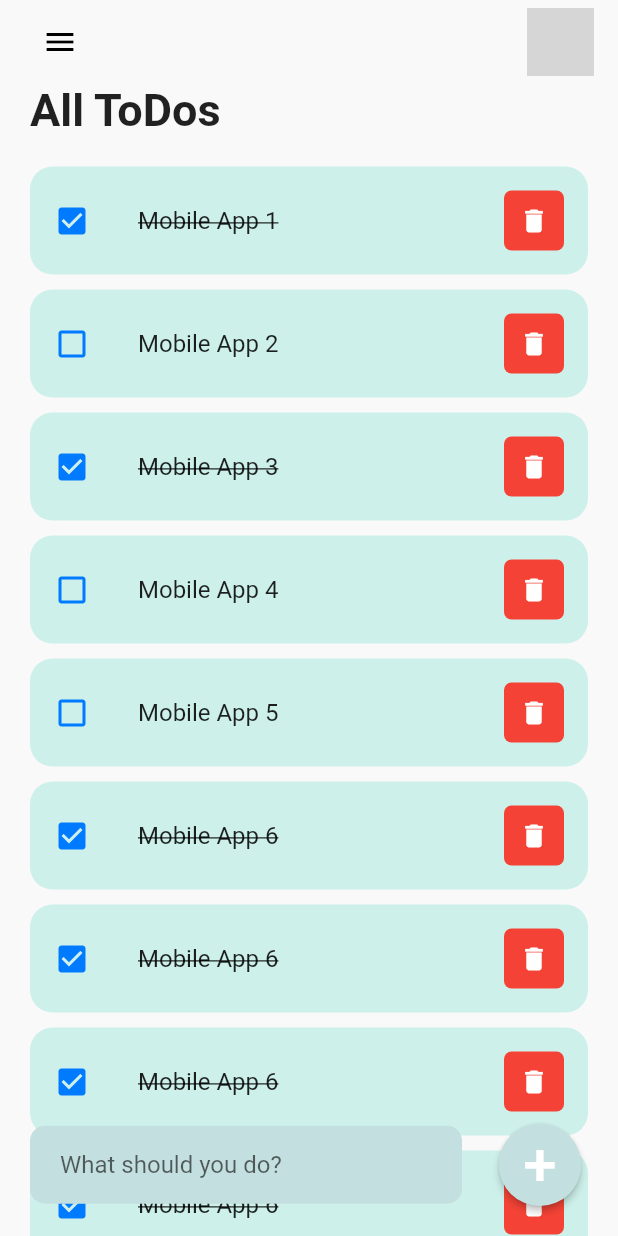
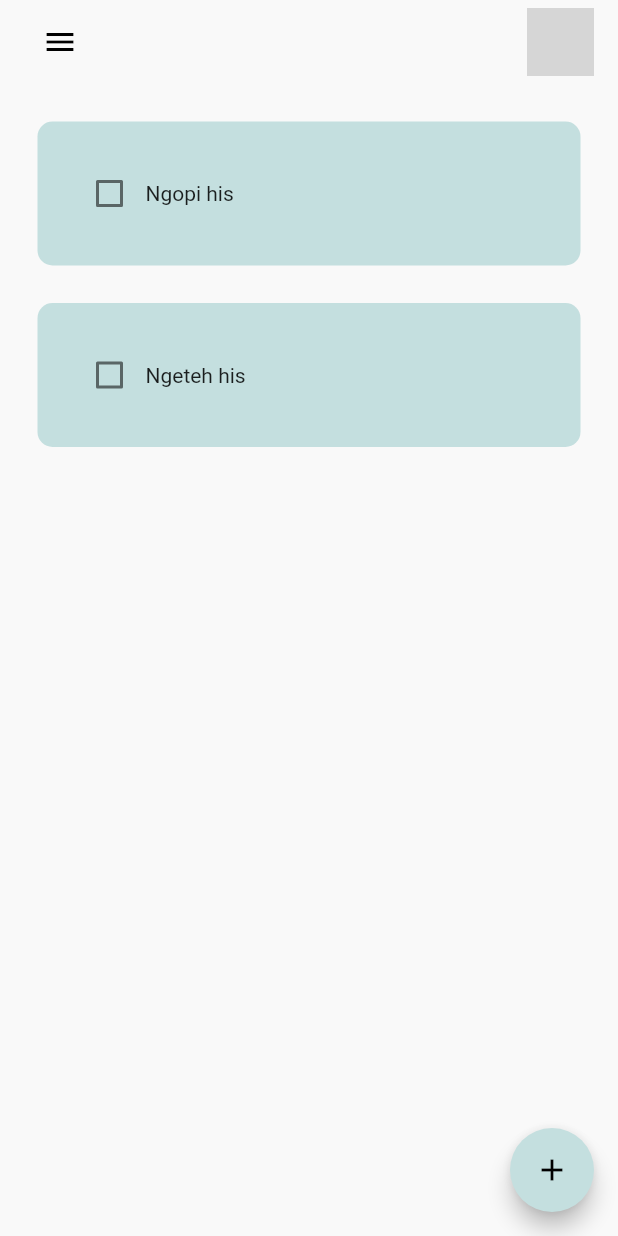
Before and after one commit to GitmeRiz/todoapps, a Flutter app: the screen it shows after launch, after a tap on "Sign In", on a phone screen of 412 x 824 dp. Run offline on Flutter 3.47's test engine with Material 2 defaults, Android fonts, the phone set to English and light mode, and no system bars; drawn by our look-alikes of flutter_slidable, hidden_drawer_menu; network calls fail; grey boxes are pictures that could not be loaded.

Commit message:
change fuction add, save, delete on todo, change add button for make new task

```diff
--- a/lib/main.dart
+++ b/lib/main.dart
@@ -1,6 +1,8 @@
 import 'package:flutter/material.dart';
 import 'package:flutter/services.dart';
+import 'package:todoapp/pages/homeScreen.dart';
 import 'package:todoapp/pages/loginPage.dart';
+import 'package:todoapp/pages/sidebar.dart';
 import 'package:todoapp/theme/darkTheme.dart';
 import 'package:todoapp/theme/lightTheme.dart';
 
@@ -14,7 +16,7 @@ class MyApp extends StatelessWidget {
   // This widget is the root of your application.
   @override
   Widget build(BuildContext context) {
-    SystemChrome.setSystemUIOverlayStyle(SystemUiOverlayStyle(statusBarColor: Colors.transparent));
+    SystemChrome.setSystemUIOverlayStyle(SystemUiOverlayStyle(statusBarColor: Theme.of(context).colorScheme.background));
     return MaterialApp(
       debugShowCheckedModeBanner: false,
       theme: lightTheme,
--- a/lib/models/toDo.dart
+++ /dev/null
@@ -1,34 +0,0 @@
-class toDo {
-  String? id;
-  String? toDoText;
-  bool isDone;
-
-  toDo({
-    required this.id,
-    required this. toDoText,
-    this.isDone = false,
-  });
-
-  static List<toDo> toDoList() {
-    return [
-      toDo(id: '0', toDoText: 'Mobile App 1', isDone: true),
-      toDo(id: '1', toDoText: 'Mobile App 2', isDone: false),
-      toDo(id: '2', toDoText: 'Mobile App 3', isDone: true),
-      toDo(id: '3', toDoText: 'Mobile App 4', isDone: false),
-      toDo(id: '4', toDoText: 'Mobile App 5', isDone: false),
-      toDo(id: '5', toDoText: 'Mobile App 6', isDone: true),
-      toDo(id: '5', toDoText: 'Mobile App 6', isDone: true),
-      toDo(id: '5', toDoText: 'Mobile App 6', isDone: true),
-      toDo(id: '5', toDoText: 'Mobile App 6', isDone: true),
-      toDo(id: '5', toDoText: 'Mobile App 6', isDone: true),
-      toDo(id: '5', toDoText: 'Mobile App 6', isDone: true),
-      toDo(id: '5', toDoText: 'Mobile App 6', isDone: true),
-      toDo(id: '5', toDoText: 'Mobile App 6', isDone: true),
-      toDo(id: '5', toDoText: 'Mobile App 6', isDone: true),
-      toDo(id: '5', toDoText: 'Mobile App 6', isDone: true),
-      toDo(id: '5', toDoText: 'Mobile App 6', isDone: true),
-      toDo(id: '5', toDoText: 'Mobile App 6', isDone: true),
-      toDo(id: '5', toDoText: 'Mobile App 6', isDone: true),
-    ];
-  }
-}
--- a/lib/pages/homeScreen.dart
+++ b/lib/pages/homeScreen.dart
@@ -1,8 +1,7 @@
-import 'package:flutter/cupertino.dart';
 import 'package:flutter/material.dart';
 import 'package:hidden_drawer_menu/controllers/simple_hidden_drawer_controller.dart';
+import 'package:todoapp/widgets/addNewTask.dart';
 import 'package:todoapp/widgets/toDoItem.dart';
-import 'package:todoapp/models/toDo.dart';
 
 class homeScreen extends StatefulWidget {
   homeScreen({super.key});
@@ -12,34 +11,63 @@ class homeScreen extends StatefulWidget {
 }
 
 class _homeScreenState extends State<homeScreen> {
-  void _handleToDoChange(toDo todo) {
+  List toDosList = [
+    ["Ngopi his", false],
+    ["Ngeteh his", false],
+  ];
+  final _toDoController = TextEditingController();
+
+  // checkbox for todo done or not
+  void checkBoxChanged(bool? value, int index) {
     setState(() {
-      todo.isDone = !todo.isDone;
+      toDosList[index][1] = !toDosList[index][1];
     });
   }
 
-  void _addToDoItem(String ToDo) {
+  // save new task todo
+  void saveNewTask() {
     setState(() {
-      toDosList.add(toDo(
-          id: DateTime.now().microsecondsSinceEpoch.toString(),
-          toDoText: ToDo));
+      toDosList.add([_toDoController.text, false]);
       _toDoController.clear();
+      Navigator.of(context).pop();
     });
   }
 
-  void _deleteToDoItem(String id) {
+// add new task todo
+  void addNewTask() {
+    showDialog(
+        context: context,
+        builder: (context) {
+          return DialogBox(
+            controller: _toDoController,
+            onSave: saveNewTask,
+            onCancel: () => Navigator.of(context).pop(),
+          );
+        });
+  }
+
+  // delete task todo
+  void deleteTask(int index) {
     setState(() {
-      toDosList.removeWhere((item) => item.id == id);
+      toDosList.removeAt(index);
     });
   }
-
-  final toDosList = toDo.toDoList();
-  final _toDoController = TextEditingController();
 
   @override
   Widget build(BuildContext context) {
     return Scaffold(
+      // button for add new task
+      floatingActionButton: FloatingActionButton(
+        onPressed: () {
+          addNewTask();
+        },
+        child: Icon(Icons.add),
+      ),
+
+      // color of background
       backgroundColor: Theme.of(context).colorScheme.background,
+
+      // appbar
       body: NestedScrollView(
           floatHeaderSlivers: true,
           headerSliverBuilder: (context, innerBoxIsScrolled) => [
@@ -70,67 +98,18 @@ class _homeScreenState extends State<homeScreen> {
                   ),
                 ),
               ],
-          body: Stack(
-            children: [
-              Expanded(
-                child: ListView(children: [
-                  Container(
-                    padding: EdgeInsets.only( bottom: 20, left: 20),
-                    child: Text(
-                      "All ToDos",
-                      style:
-                          TextStyle(fontSize: 30, fontWeight: FontWeight.bold,),
-                    ),
-                  ),
-                  for (toDo todo in toDosList)
-                    toDoItem(
-                      todo: todo,
-                      onToDoChanged: _handleToDoChange,
-                      onDeleteItem: _deleteToDoItem,
-                    ),
-                ]),
-              ),
-              Align(
-                alignment: Alignment.bottomCenter,
-                child: Row(
-                  children: [
-                    Expanded(
-                        child: Container(
-                      margin: EdgeInsets.only(left: 20, right: 20, bottom: 20),
-                      padding:
-                          EdgeInsets.symmetric(horizontal: 20, vertical: 2),
-                      decoration: BoxDecoration(
-                        color: Theme.of(context).colorScheme.secondary,
-                        borderRadius: BorderRadius.circular(10),
-                      ),
-                      child: TextField(
-                        controller: _toDoController,
-                        decoration: InputDecoration(
-                            hintText: 'What should you do?',
-                            border: InputBorder.none),
-                      ),
-                    )),
-                    Container(
-                      margin: EdgeInsets.only(bottom: 20, right: 20),
-                      child: ElevatedButton(
-                          style: ElevatedButton.styleFrom(
-                            backgroundColor: Theme.of(context).colorScheme.secondary,
-                            shape: CircleBorder(),
-                            padding: EdgeInsets.all(4),
-                          ),
-                          onPressed: () {
-                            _addToDoItem(_toDoController.text);
-                          },
-                          child: Text(
-                            "+",
-                            style: TextStyle(fontSize: 40,),
-                          )),
-                    )
-                  ],
-                ),
-              ),
-            ],
-          )),
+
+          // todoitem
+          body: ListView.builder(
+              itemCount: toDosList.length,
+              itemBuilder: (context, index) {
+                return toDoItem(
+                    taskName: toDosList[index][0],
+                    taskCompleted: toDosList[index][1],
+                    onChanged: (value) => checkBoxChanged(value, index),
+                    deleteTodoItem: (context) => deleteTask(index));
+              })
+          ),
     );
   }
 }
--- a/lib/pages/loginPage.dart
+++ b/lib/pages/loginPage.dart
@@ -17,7 +17,9 @@ class loginPage extends StatelessWidget {
   @override
   Widget build(BuildContext context) {
     return Scaffold(
+      // color of background
       backgroundColor: Theme.of(context).colorScheme.background,
+
       body: SafeArea(
         child: SingleChildScrollView(
           child: Center(
@@ -26,25 +28,35 @@ class loginPage extends StatelessWidget {
                 SizedBox(
                   height: 50,
                 ),
-                Image.asset('/images/WakLogo.png', height: 200, width: 200,),
+
+                // image on login screen
+                Image.asset(
+                  'assets/images/WakLogo.png',
+                  height: 200,
+                  width: 200,
+                ),
                 SizedBox(
                   height: 25,
                 ),
 
+                // text welcome
                 Text("Welcome back, login to continue"),
 
                 SizedBox(
                   height: 20,
                 ),
+
                 // username
                 myTextField(
                   controller: usernameController,
                   hintText: 'Username',
                   obscureText: false,
                 ),
+
                 SizedBox(
                   height: 10,
                 ),
+
                 // password
                 myTextField(
                   controller: passwordController,
@@ -63,7 +75,7 @@ class loginPage extends StatelessWidget {
                     mainAxisAlignment: MainAxisAlignment.end,
                     children: [
                       Text("Forgot Password?"),
-                      ],
+                    ],
                   ),
                 ),
 
@@ -85,7 +97,6 @@ class loginPage extends StatelessWidget {
                   thickness: 0.5,
                 ),
                 Text("Haven't register yet? Click here!")
-
               ],
             ),
           ),
--- a/lib/pages/settingPage.dart
+++ b/lib/pages/settingPage.dart
@@ -1,5 +1,4 @@
 import 'package:flutter/material.dart';
-import 'package:settings_ui/settings_ui.dart';
 
 import '../models/setting.dart';
 import '../widgets/avatarCard.dart';
--- a/lib/pages/sidebar.dart
+++ b/lib/pages/sidebar.dart
@@ -24,9 +24,13 @@ class _sidebarState extends State<sidebar> {
 
     _page = [
       ScreenHiddenDrawer(
+
+      // home
           ItemHiddenMenu(
               name: 'Home', baseStyle: sidebarTextStyle, selectedStyle: sidebarTextStyle),
           homeScreen()),
+
+      // setting
       ScreenHiddenDrawer(
           ItemHiddenMenu(
               name: 'Settings',
@@ -45,13 +49,10 @@ class _sidebarState extends State<sidebar> {
   @override
   Widget build(BuildContext context) {
     return HiddenDrawerMenu(
-      backgroundColorAppBar: Theme.of(context).colorScheme.primary,
-      elevationAppBar: 0,
       isDraggable: true,
       disableAppBarDefault: true,
       backgroundColorMenu: Theme.of(context).colorScheme.secondary,
       screens: _page,
-      initPositionSelected: 0,
     );
   }
 }
--- a/lib/widgets/toDoItem.dart
+++ b/lib/widgets/toDoItem.dart
@@ -1,64 +1,54 @@
 import 'package:flutter/cupertino.dart';
 import 'package:flutter/material.dart';
 import 'package:todoapp/models/toDo.dart';
+import 'package:flutter_slidable/flutter_slidable.dart';
 
-class toDoItem extends StatefulWidget {
-  final toDo todo;
-  final onToDoChanged;
-  final onDeleteItem;
-  const toDoItem(
+class toDoItem extends StatelessWidget {
+  final String taskName;
+  final bool taskCompleted;
+  Function(bool?)? onChanged;
+  Function(BuildContext)? deleteTodoItem;
+
+  toDoItem(
       {super.key,
-      required this.todo,
-      required this.onToDoChanged,
-      required this.onDeleteItem});
+      required this.taskName,
+      required this.taskCompleted,
+      required this.onChanged,
+      required this.deleteTodoItem});
 
   @override
-  State<toDoItem> createState() => _toDoItemState();
-}
-
-class _toDoItemState extends State<toDoItem> {
-  @override
   Widget build(BuildContext context) {
-    return Container(
-      padding: EdgeInsets.only(right: 20, left: 20, bottom: 10),
-
-      child: ListTile(
-        visualDensity: VisualDensity(vertical: 4),
-        onTap: () {
-          widget.onToDoChanged(widget.todo);
-        },
-        shape: RoundedRectangleBorder(
-          borderRadius: BorderRadius.circular(15),
-        ),
-        tileColor: Theme.of(context).colorScheme.primary,
-        leading: Container(
-          height: double.infinity,
-          child: Icon(
-            widget.todo.isDone ? Icons.check_box : Icons.check_box_outline_blank,
-            color: CupertinoColors.activeBlue,
-          ),
-        ),
-        title: Text(
-          widget.todo.toDoText!,
-          style: TextStyle(
-              fontSize: 16,
-              decoration: widget.todo.isDone ? TextDecoration.lineThrough : null),
-        ),
-
-        trailing: Container(
-          padding: EdgeInsets.all(0),
-          height: 40,
-          width: 40,
-          decoration: BoxDecoration(
-              color: Colors.red, borderRadius: BorderRadius.circular(5)),
-          child: IconButton(
-            onPressed: () {
-              widget.onDeleteItem(widget.todo.id);
-            },
-            icon: Icon(Icons.delete, color: Colors.white,),
-            iconSize: 20,
-          ),
-        ),
+    return Padding(
+      padding: const EdgeInsets.only(top: 25, left: 25, right: 25),
+      child: Slidable(
+        endActionPane: ActionPane(motion: StretchMotion(), children: [
+          SlidableAction(
+            onPressed: deleteTodoItem,
+            icon: Icons.delete,
+            backgroundColor: Colors.red,
+            borderRadius: BorderRadius.circular(12),
+          )
+        ]),
+        child: Container(
+            padding: EdgeInsets.all(24),
+            decoration: BoxDecoration(
+                color: Theme.of(context).colorScheme.secondary,
+                borderRadius: BorderRadius.circular(10)),
+            child: Row(
+              children: [
+                Checkbox(
+                  value: taskCompleted,
+                  onChanged: onChanged,
+                  activeColor: Colors.black,
+                ),
+                Text(
+                  taskName,
+                  style: TextStyle(
+                      decoration:
+                          taskCompleted ? TextDecoration.lineThrough : null),
+                )
+              ],
+            )),
       ),
     );
   }
--- a/pubspec.yaml
+++ b/pubspec.yaml
@@ -36,8 +36,7 @@ dependencies:
   # Use with the CupertinoIcons class for iOS style icons.
   cupertino_icons: ^1.0.2
   hidden_drawer_menu: ^3.0.1
-  settings_ui: ^2.0.2
-  page_transition: ^2.0.9
+  flutter_slidable: ^3.0.0
 
 dev_dependencies:
   flutter_test:
```
Also changed, not shown: lib/widgets/addNewTask.dart (added, +46 -0 lines), lib/widgets/buttonSave.dart (added, +18 -0 lines), pubspec.lock.
